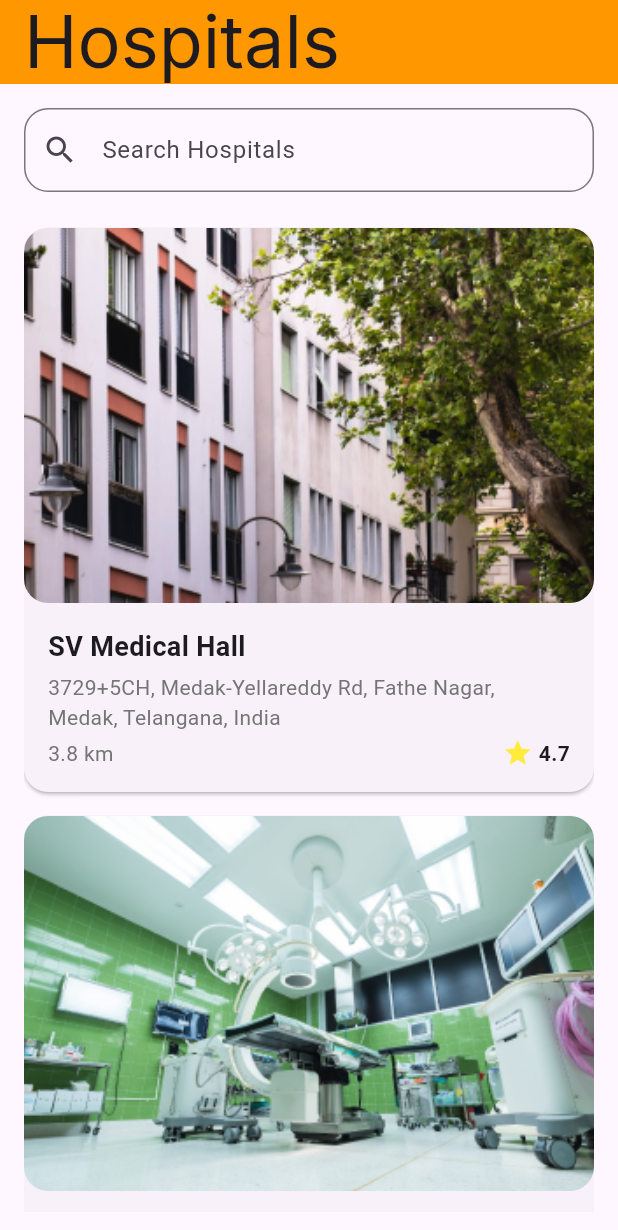
After one commit to hamza-code11/CityGuide, a Flutter app: the HospitalScreen screen opened directly, on a phone screen of 412 x 824 dp. The commit adds this screen. Shown: the top 1230 px of the screen. Run offline on Flutter 3.47's test engine with Material 3 defaults, Android fonts, the phone set to English and light mode, and no system bars; our stand-ins replace cloud_firestore, firebase_auth, firebase_core, get, google_fonts; accounts and stored records are empty.

Commit message:
by duaan 11/19/2024

```diff
--- a/lib/image/Images.dart
+++ b/lib/image/Images.dart
@@ -1,8 +1,9 @@
 class ImagesPath {
-
   static String login = "assets/images/login.png";
   static String Coveriamge = "assets/images/Coveriamge.png";
   static String ManImage = "assets/images/ManImage.png";
+  static String hospital1 = "assets/images/hospital1.png";
+  static String hospital2 = "assets/images/hospital2.png";
 
   static String logoonboarding = "assets/images/logo2.png";
   static String onboard = "assets/images/onboard.png";
--- /dev/null
+++ b/lib/views/HospitalScreen.dart
@@ -0,0 +1,163 @@
+import 'package:cityguid/image/Images.dart';
+import 'package:flutter/material.dart';
+
+void main() {
+  runApp(const HospitalApp());
+}
+
+class HospitalApp extends StatelessWidget {
+  const HospitalApp({super.key});
+
+  @override
+  Widget build(BuildContext context) {
+    return MaterialApp(
+      title: 'Hospitals',
+      home: HospitalScreen(),
+    );
+  }
+}
+
+class HospitalScreen extends StatelessWidget {
+  final List<Hospital> hospitals = [
+    Hospital(
+      name: 'SV Medical Hall',
+      address:
+          '3729+5CH, Medak-Yellareddy Rd, Fathe Nagar, Medak, Telangana, India',
+      distance: '3.8 km',
+      rating: 4.7,
+      imagepath: ImagesPath.hospital1, // Replace with actual image URL
+    ),
+    Hospital(
+      name: 'Aditya Hospital',
+      address: '27MV+M8R, Auto Nagar, Medak, Telangana 503111, India',
+      distance: '4.1 km',
+      rating: 4.1,
+      imagepath: ImagesPath.hospital2, // Replace with actual image URL
+    ),
+  ];
+
+  HospitalScreen({super.key}); // Fixed constructor
+
+  @override
+  Widget build(BuildContext context) {
+    return Scaffold(
+      appBar: AppBar(
+        title: const Text('Hospitals'),
+        backgroundColor: Colors.orange,
+      ),
+      body: Padding(
+        padding: const EdgeInsets.all(16.0),
+        child: Column(
+          children: [
+            TextField(
+              decoration: InputDecoration(
+                hintText: 'Search Hospitals',
+                prefixIcon: const Icon(Icons.search),
+                border: OutlineInputBorder(
+                  borderRadius: BorderRadius.circular(16.0),
+                ),
+              ),
+            ),
+            const SizedBox(height: 16),
+            Expanded(
+              child: ListView.builder(
+                itemCount: hospitals.length,
+                itemBuilder: (context, index) {
+                  final hospital = hospitals[index];
+                  return HospitalCard(hospital: hospital);
+                },
+              ),
+            ),
+          ],
+        ),
+      ),
+    );
+  }
+}
+
+class Hospital {
+  final String name;
+  final String address;
+  final String distance;
+  final double rating;
+  final String imagepath;
+
+  Hospital({
+    required this.name,
+    required this.address,
+    required this.distance,
+    required this.rating,
+    required this.imagepath,
+  });
+}
+
+class HospitalCard extends StatelessWidget {
+  final Hospital hospital;
+
+  const HospitalCard({super.key, required this.hospital});
+
+  @override
+  Widget build(BuildContext context) {
+    return Card(
+      margin: const EdgeInsets.symmetric(vertical: 8.0),
+      shape: RoundedRectangleBorder(
+        borderRadius: BorderRadius.circular(16.0),
+      ),
+      child: Column(
+        crossAxisAlignment: CrossAxisAlignment.start,
+        children: [
+          ClipRRect(
+            borderRadius: const BorderRadius.vertical(
+                top: Radius.circular(16.0), bottom: Radius.circular(16.0)),
+            child: Image.asset(
+              hospital.imagepath,
+              height: 250,
+              width: double.infinity,
+              fit: BoxFit.cover,
+            ),
+          ),
+          Padding(
+            padding: const EdgeInsets.all(16.0),
+            child: Column(
+              crossAxisAlignment: CrossAxisAlignment.start,
+              children: [
+                Text(
+                  hospital.name,
+                  style: const TextStyle(
+                    fontWeight: FontWeight.bold,
+                    fontSize: 18.0,
+                  ),
+                ),
+                const SizedBox(height: 4),
+                Text(
+                  hospital.address,
+                  style: TextStyle(color: Colors.grey[600]),
+                ),
+                const SizedBox(height: 4),
+                Row(
+                  mainAxisAlignment: MainAxisAlignment.spaceBetween,
+                  children: [
+                    Text(
+                      hospital.distance,
+                      style: TextStyle(color: Colors.grey[600]),
+                    ),
+                    Row(
+                      children: [
+                        const Icon(Icons.star, color: Colors.yellow, size: 20),
+                        const SizedBox(width: 4),
+                        Text(
+                          hospital.rating.toString(),
+                          style: const TextStyle(fontWeight: FontWeight.bold),
+                        ),
+                      ],
+                    ),
+                  ],
+                ),
+              ],
+            ),
+          ),
+        ],
+      ),
+    );
+  }
+}
```
Also changed, not shown: lib/views/CategoriesScreenn.dart (added, +134 -0 lines), assets/images/contact1.png (added), assets/images/contact2.png (added), assets/images/contact3.png (added), assets/images/contact4.png (added), assets/images/contact5.png (added), assets/images/contact6.png (added), assets/images/hospital1.png (added), assets/images/hospital2.png (added), assets/images/topimg.png (added).
